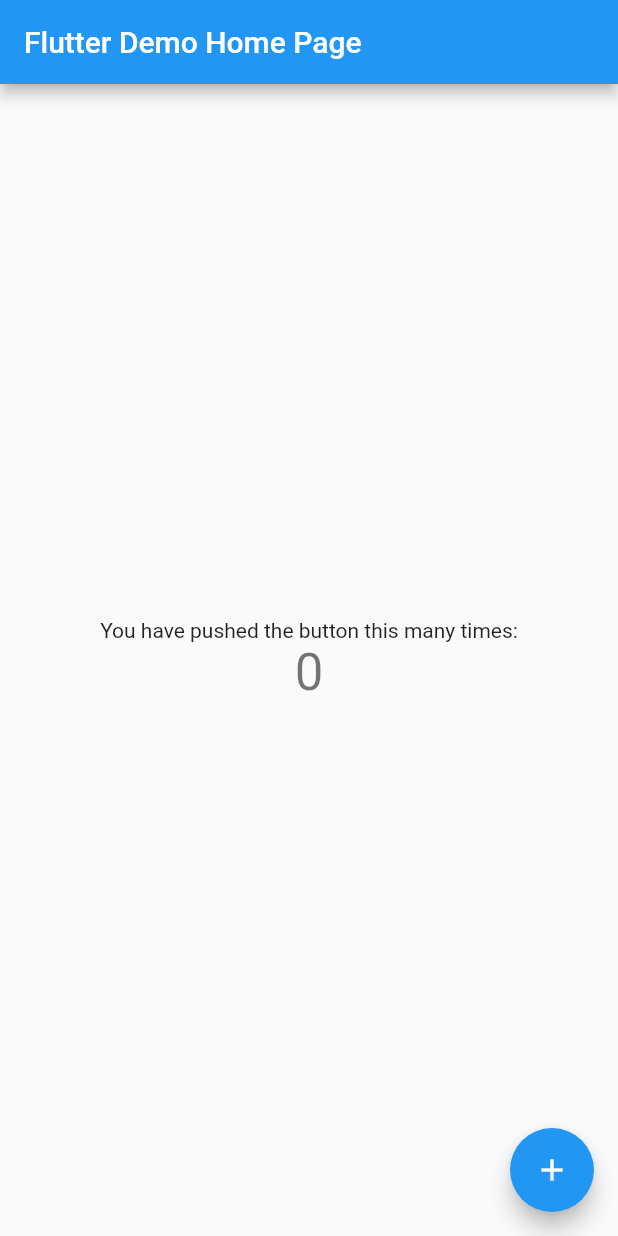
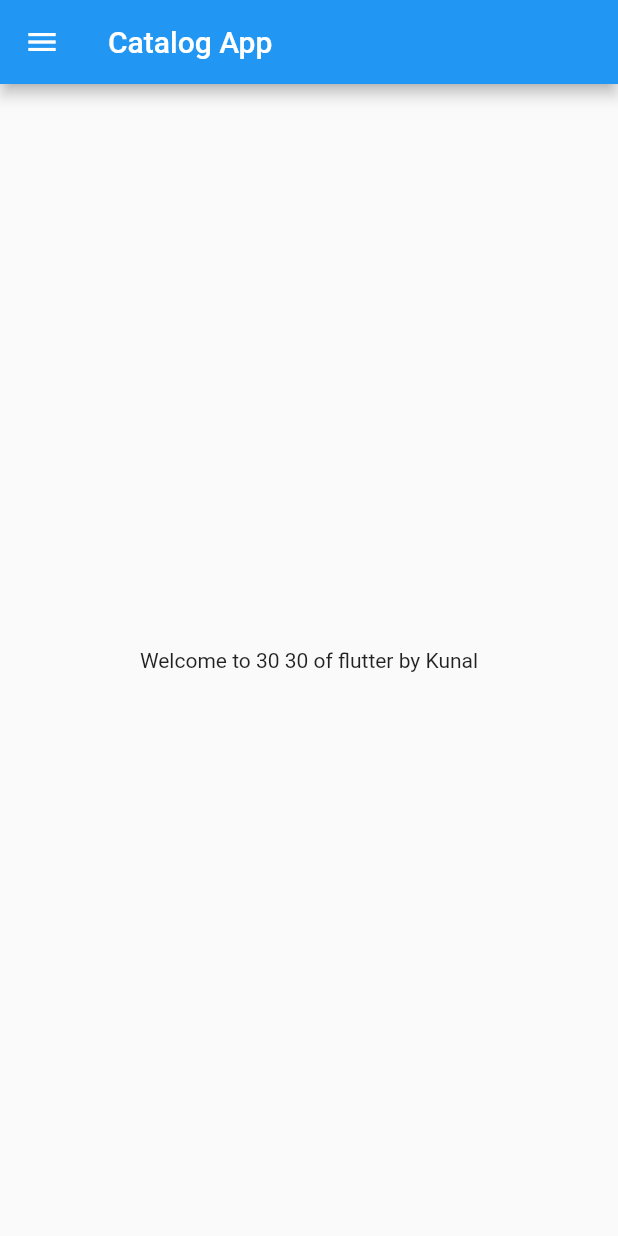
Before and after one commit to iamkunnaal/30daysofflutter, a Flutter app: the screen it shows after launch, on a phone screen of 412 x 824 dp. Run offline on Flutter 3.47's test engine with Material 2 defaults, Android fonts, the phone set to English and light mode, and no system bars.

Commit message:
Day2 complete

```diff
--- /dev/null
+++ b/first/lib/home_page.dart
@@ -0,0 +1,22 @@
+import 'package:flutter/material.dart';
+
+class HomePage extends StatelessWidget {
+  const HomePage({ Key? key }) : super(key: key);
+  final int days = 30;
+  final String name ="Kunal";
+
+  @override
+  Widget build(BuildContext context) {
+    return Scaffold(
+      appBar: AppBar(
+        title: Text("Catalog App"),
+      ),
+        body: Center(
+          child: Container(
+            child: Text("Welcome to 30 $days of flutter by $name"),
+          ),
+        ),
+        drawer: Drawer(),
+      );
+  }
+}
--- a/first/lib/main.dart
+++ b/first/lib/main.dart
@@ -1,3 +1,4 @@
+import 'package:first/home_page.dart';
 import 'package:flutter/material.dart';
 
 void main() {
@@ -9,105 +10,8 @@ class MyApp extends StatelessWidget {
   @override
   Widget build(BuildContext context) {
     return MaterialApp(
-      title: 'Flutter Demo',
-      theme: ThemeData(
-        // This is the theme of your application.
-        //
-        // Try running your application with "flutter run". You'll see the
-        // application has a blue toolbar. Then, without quitting the app, try
-        // changing the primarySwatch below to Colors.green and then invoke
-        // "hot reload" (press "r" in the console where you ran "flutter run",
-        // or simply save your changes to "hot reload" in a Flutter IDE).
-        // Notice that the counter didn't reset back to zero; the application
-        // is not restarted.
-        primarySwatch: Colors.blue,
-      ),
-      home: MyHomePage(title: 'Flutter Demo Home Page'),
+      home: HomePage(),
+
     );
   }
 }
-
-class MyHomePage extends StatefulWidget {
-  MyHomePage({Key? key, required this.title}) : super(key: key);
-
-  // This widget is the home page of your application. It is stateful, meaning
-  // that it has a State object (defined below) that contains fields that affect
-  // how it looks.
-
-  // This class is the configuration for the state. It holds the values (in this
-  // case the title) provided by the parent (in this case the App widget) and
-  // used by the build method of the State. Fields in a Widget subclass are
-  // always marked "final".
-
-  final String title;
-
-  @override
-  _MyHomePageState createState() => _MyHomePageState();
-}
-
-class _MyHomePageState extends State<MyHomePage> {
-  int _counter = 0;
-
-  void _incrementCounter() {
-    setState(() {
-      // This call to setState tells the Flutter framework that something has
-      // changed in this State, which causes it to rerun the build method below
-      // so that the display can reflect the updated values. If we changed
-      // _counter without calling setState(), then the build method would not be
-      // called again, and so nothing would appear to happen.
-      _counter++;
-    });
-  }
-
-  @override
-  Widget build(BuildContext context) {
-    // This method is rerun every time setState is called, for instance as done
-    // by the _incrementCounter method above.
-    //
-    // The Flutter framework has been optimized to make rerunning build methods
-    // fast, so that you can just rebuild anything that needs updating rather
-    // than having to individually change instances of widgets.
-    return Scaffold(
-      appBar: AppBar(
-        // Here we take the value from the MyHomePage object that was created by
-        // the App.build method, and use it to set our appbar title.
-        title: Text(widget.title),
-      ),
-      body: Center(
-        // Center is a layout widget. It takes a single child and positions it
-        // in the middle of the parent.
-        child: Column(
-          // Column is also a layout widget. It takes a list of children and
-          // arranges them vertically. By default, it sizes itself to fit its
-          // children horizontally, and tries to be as tall as its parent.
-          //
-          // Invoke "debug painting" (press "p" in the console, choose the
-          // "Toggle Debug Paint" action from the Flutter Inspector in Android
-          // Studio, or the "Toggle Debug Paint" command in Visual Studio Code)
-          // to see the wireframe for each widget.
-          //
-          // Column has various properties to control how it sizes itself and
-          // how it positions its children. Here we use mainAxisAlignment to
-          // center the children vertically; the main axis here is the vertical
-          // axis because Columns are vertical (the cross axis would be
-          // horizontal).
-          mainAxisAlignment: MainAxisAlignment.center,
-          children: <Widget>[
-            Text(
-              'You have pushed the button this many times:',
-            ),
-            Text(
-              '$_counter',
-              style: Theme.of(context).textTheme.headline4,
-            ),
-          ],
-        ),
-      ),
-      floatingActionButton: FloatingActionButton(
-        onPressed: _incrementCounter,
-        tooltip: 'Increment',
-        child: Icon(Icons.add),
-      ), // This trailing comma makes auto-formatting nicer for build methods.
-    );
-  }
-}
```
